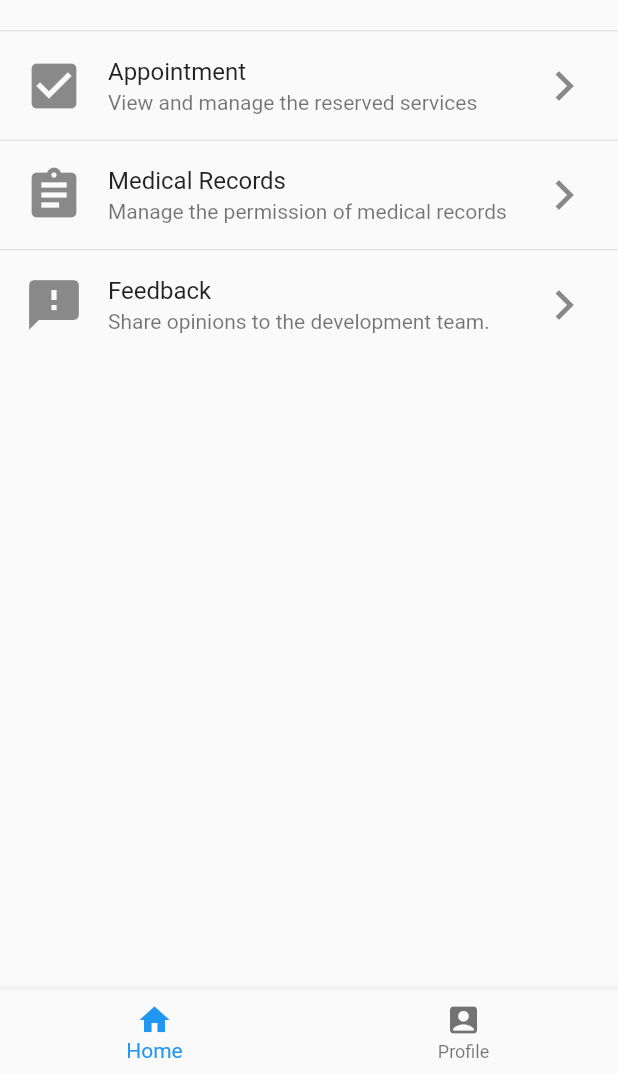
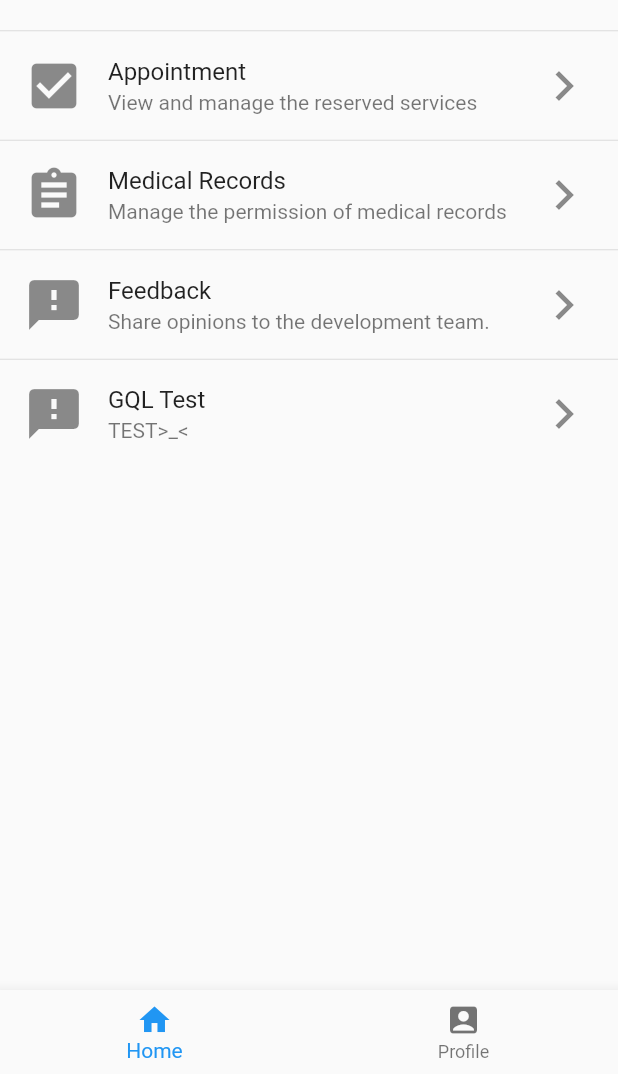
Before and after one commit to caxerx/DocSearch-FlutterApp, a Flutter app: the screen it shows after launch, on a phone screen of 412 x 824 dp, the part 162-1236 px from its top. Run offline on Flutter 3.47's test engine with Material 2 defaults, Android fonts, the phone set to English and light mode, and no system bars; our stand-ins replace firebase_messaging, graphql_flutter, qr_flutter; missing offline and left inert: flutter_nfc_reader; accounts and stored records are empty.

```diff
--- a/lib/widget/HomePage.dart
+++ b/lib/widget/HomePage.dart
@@ -1,10 +1,16 @@
 import 'package:docsearch/widget/AppointmentList.dart';
 import 'package:docsearch/widget/Search.dart';
 import 'package:flutter/material.dart';
+import 'package:firebase_messaging/firebase_messaging.dart';
 
 class HomePage extends StatelessWidget {
+  final FirebaseMessaging _firebaseMessaging = FirebaseMessaging();
+
   @override
   Widget build(BuildContext context) {
+    _firebaseMessaging.requestNotificationPermissions();
+    _firebaseMessaging.configure();
+    _firebaseMessaging.getToken().then((t) => print(t));
     return Scaffold(
       appBar: AppBar(
         title: Text("DocSearch"),
@@ -73,6 +79,20 @@ class HomePage extends StatelessWidget {
               trailing: Icon(
                 Icons.keyboard_arrow_right,
                 size: 40,
+              )),
+          Divider(
+            height: 1,
+          ),
+          ListTile(
+              leading: Icon(
+                Icons.feedback,
+                size: 40,
+              ),
+              title: Text("GQL Test"),
+              subtitle: Text("TEST>_<"),
+              trailing: Icon(
+                Icons.keyboard_arrow_right,
+                size: 40,
               ))
         ],
       ),
--- a/pubspec.yaml
+++ b/pubspec.yaml
@@ -22,9 +22,11 @@ dependencies:
   flutter_nfc_reader:
     git:
       url: git://github.com/matteocrippa/flutter-nfc-reader.git
-      ref: feature/refactor
+      ref: master
   qr_flutter: ^1.1.6
   uuid: ^1.0.3
+  graphql_flutter: ^0.9.5
+  firebase_messaging: ^4.0.0+1
 dev_dependencies:
   flutter_test:
     sdk: flutter
```
Also changed, not shown: lib/widget/ClinicAppointmentDetails.dart (+9 -12 lines), lib/widget/GraphQLTest.dart (added, +40 -0 lines), lib/widget/NFCDemo.dart (deleted, +0 -78 lines), lib/main.dart (line endings or trailing spaces), 4 other files.
